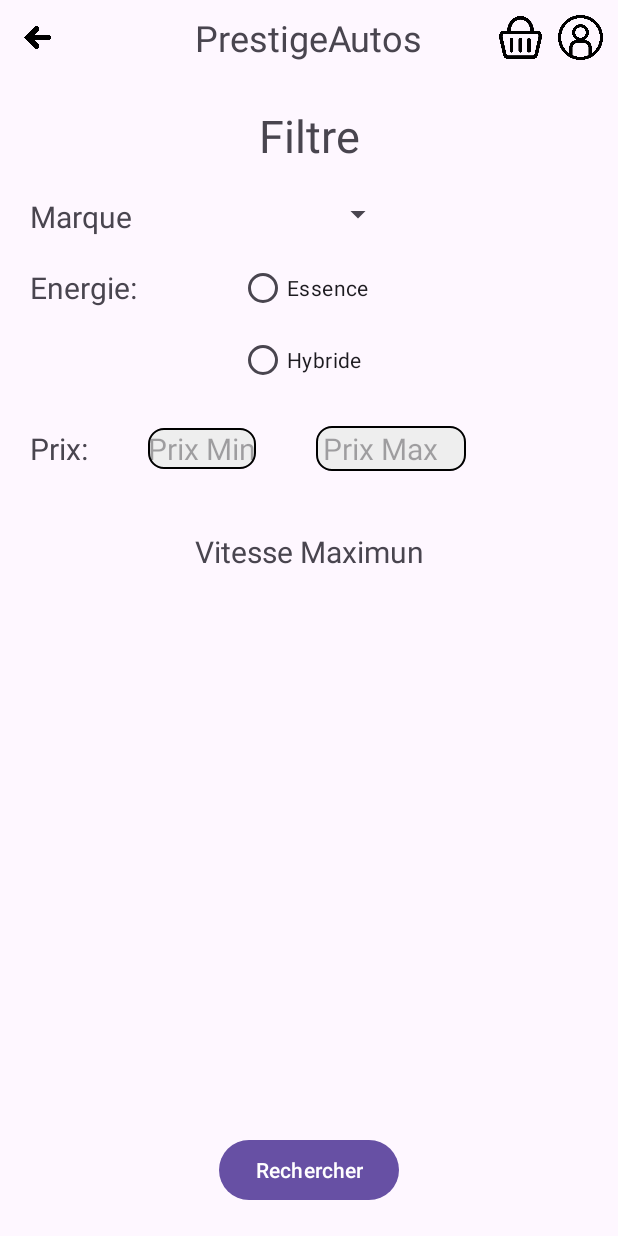
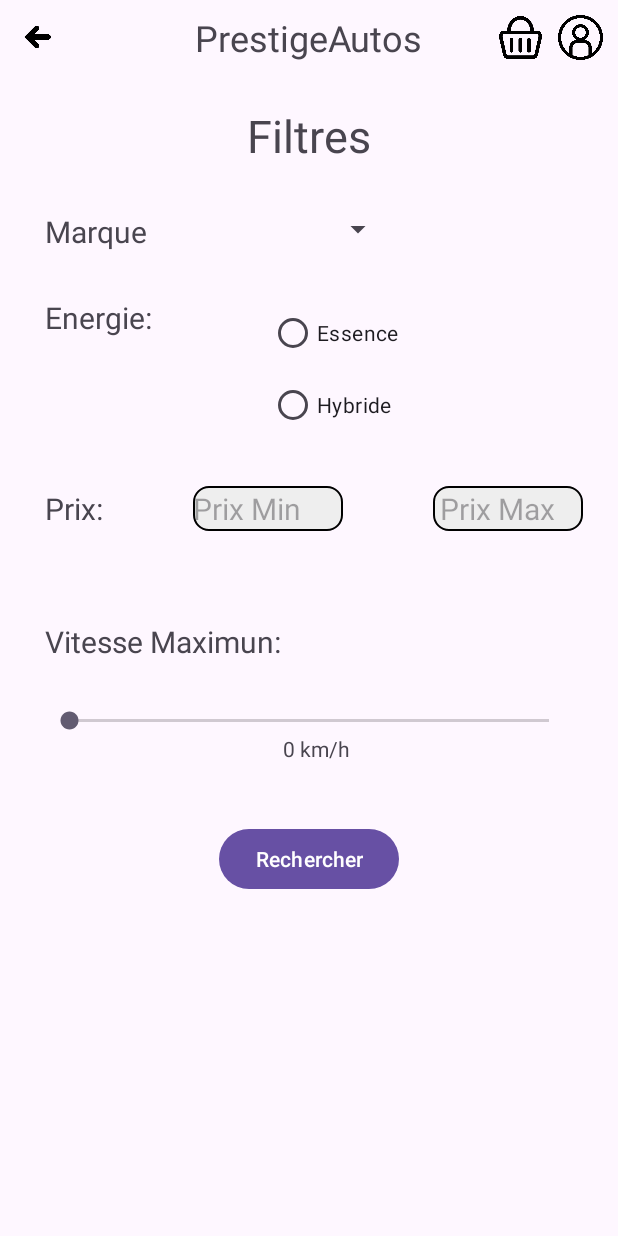
Before and after one commit to sabraess/FilRougeApp_R411, an Android app: the FilterActivity screen opened directly, with no data from a screen before it, on a phone screen of 412 x 824 dp. Run offline under Robolectric (Android 15) with nearby library versions, the light colour scheme and no system bars.

Commit message:
modif filtre

```diff
--- a/FilRouge/app/src/main/java/filrouge/app/CarsAdapter.java
+++ b/FilRouge/app/src/main/java/filrouge/app/CarsAdapter.java
@@ -54,6 +54,7 @@ public class CarsAdapter extends BaseAdapter {
         RatingBar ratingBar = layoutItem.findViewById(R.id.ratingBar);
         ImageView picture = layoutItem.findViewById(R.id.picture);
 
+
         name.setText(carsList.get(position).getName());
         //picture.setImageResource(carsList.get(position).getPicture());
         Picasso.get().load(carsList.get(position).getPicture()).into(picture);
--- a/FilRouge/app/src/main/java/filrouge/app/FilterActivity.java
+++ b/FilRouge/app/src/main/java/filrouge/app/FilterActivity.java
@@ -28,7 +28,11 @@ public class FilterActivity extends AppCompatActivity {
         /*pour se connecter faire attention si deja connecter !!!!!*/
         clickPictureConnection();
 
-
+//EditText prixMinEditText = findViewById(R.id.prixMin);
+//EditText prixMaxEditText = findViewById(R.id.prixMax);
+//
+//String prixMin = prixMinEditText.getText().toString();
+//String prixMax = prixMaxEditText.getText().toString();
     }
 
 
--- a/FilRouge/app/src/main/res/layout/activity_filter.xml
+++ b/FilRouge/app/src/main/res/layout/activity_filter.xml
@@ -20,7 +20,7 @@
         <ImageView
             android:id="@+id/flecheRetour"
             android:layout_width="30dp"
-            android:layout_height="30dp"
+            android:layout_height="40dp"
             android:src="@drawable/fleche_retour"
             android:layout_marginLeft="10dp"
             android:gravity="right" />
@@ -60,7 +60,7 @@
         android:layout_width="wrap_content"
         android:layout_height="wrap_content"
         android:id="@+id/label"
-        android:text="Filtre"
+        android:text="Filtres"
         android:textSize="30sp"
         android:layout_marginTop="20dp"
         app:layout_constraintTop_toBottomOf="@+id/linearLayout"
@@ -72,7 +72,7 @@
         android:layout_height="wrap_content"
         android:id="@+id/marque"
         android:text="Marque"
-        android:layout_margin="20dp"
+        android:layout_margin="30dp"
         android:textSize="20dp"
         app:layout_constraintStart_toStartOf="@id/linearLayout"
         app:layout_constraintTop_toBottomOf="@+id/label"
@@ -83,7 +83,7 @@
         android:id="@+id/spinner"
         android:layout_width="113dp"
         android:layout_height="wrap_content"
-        android:layout_margin="20dp"
+        android:layout_margin="30dp"
         app:layout_constraintTop_toBottomOf="@+id/label"
         app:layout_constraintLeft_toLeftOf="parent"
         app:layout_constraintRight_toRightOf="parent" />
@@ -92,7 +92,7 @@
         android:id="@+id/energie"
         android:layout_width="wrap_content"
         android:layout_height="wrap_content"
-        android:layout_margin="20dp"
+        android:layout_margin="30dp"
         android:text="Energie:"
         android:textSize="20sp"
         app:layout_constraintStart_toStartOf="@id/linearLayout"
@@ -104,7 +104,7 @@
         android:id="@+id/radioGroup"
         android:layout_width="wrap_content"
         android:layout_height="wrap_content"
-        android:layout_margin="10dp"
+        android:layout_margin="30dp"
         app:layout_constraintStart_toStartOf="@+id/spinner"
         app:layout_constraintTop_toBottomOf="@+id/marque"
         app:layout_constraintLeft_toLeftOf="parent"
@@ -127,6 +127,7 @@
         android:layout_width="match_parent"
         android:layout_height="wrap_content"
         android:orientation="horizontal"
+        android:id="@+id/prixMinMax"
         app:layout_constraintTop_toBottomOf="@+id/radioGroup"
         app:layout_constraintLeft_toLeftOf="parent"
         app:layout_constraintRight_toRightOf="parent">
@@ -135,16 +136,16 @@
             android:id="@+id/prix"
             android:layout_width="wrap_content"
             android:layout_height="wrap_content"
-            android:layout_margin="20dp"
+            android:layout_margin="30dp"
             android:text="Prix:"
             android:textSize="20sp"/>
 
         <EditText
-            android:layout_width="wrap_content"
-            android:layout_height="wrap_content"
+            android:layout_width="100dp"
+            android:layout_height="30dp"
             android:id="@+id/prixMin"
             android:hint="Prix Min"
-            android:layout_margin="20dp"
+            android:layout_margin="30dp"
             android:inputType="number"
             android:textSize="20sp"
             android:background="@drawable/fond_edittext"/>
@@ -154,34 +155,49 @@
             android:layout_height="30dp"
             android:id="@+id/prixMax"
             android:hint=" Prix Max"
-            android:layout_margin="20dp"
+            android:layout_margin="30dp"
             android:inputType="number"
             android:textSize="20sp"
             android:background="@drawable/fond_edittext"/>
-
-
-
-
     </LinearLayout>
 
     <TextView
         android:id="@+id/vitesseMax"
         android:layout_width="wrap_content"
         android:layout_height="wrap_content"
-        android:layout_marginTop="90dp"
-        android:text="Vitesse Maximun"
+        android:layout_margin="30dp"
+        android:text="Vitesse Maximun:"
         android:textSize="20sp"
-        app:layout_constraintTop_toBottomOf="@+id/radioGroup"
+        app:layout_constraintStart_toStartOf="@id/prixMinMax"
+        app:layout_constraintTop_toBottomOf="@+id/prixMinMax"
         app:layout_constraintLeft_toLeftOf="parent"
         app:layout_constraintRight_toRightOf="parent"/>
+
+    <SeekBar
+        android:layout_width="match_parent"
+        android:layout_height="wrap_content"
+        android:layout_margin="30dp"
+        android:id="@+id/seekbar"
+        app:layout_constraintTop_toBottomOf="@id/vitesseMax"
+        app:layout_constraintStart_toStartOf="@id/vitesseMax" />
+
+    <TextView
+        android:layout_width="wrap_content"
+        android:layout_height="wrap_content"
+        android:text="0 km/h"
+        android:id="@+id/textVitesse"
+        android:layout_marginRight="50dp"
+        app:layout_constraintTop_toBottomOf="@+id/seekbar"
+        app:layout_constraintLeft_toLeftOf="@+id/seekbar"
+        app:layout_constraintRight_toRightOf="@+id/seekbar"/>
 
     <Button
         android:id="@+id/button"
         android:layout_width="wrap_content"
         android:layout_height="wrap_content"
-        android:layout_margin="20dp"
+        android:layout_margin="40dp"
         android:text="Rechercher"
-        app:layout_constraintBottom_toBottomOf="parent"
+        app:layout_constraintTop_toBottomOf="@+id/textVitesse"
         app:layout_constraintLeft_toLeftOf="parent"
         app:layout_constraintRight_toRightOf="parent"/>
 
```
Also changed, not shown: FilRouge/app/src/main/java/filrouge/app/Car.java (+12 -12 lines), FilRouge/app/src/main/res/layout/activity_home.xml (+23 -8 lines), FilRouge/app/src/main/res/drawable/symbol_euro.png (added).
